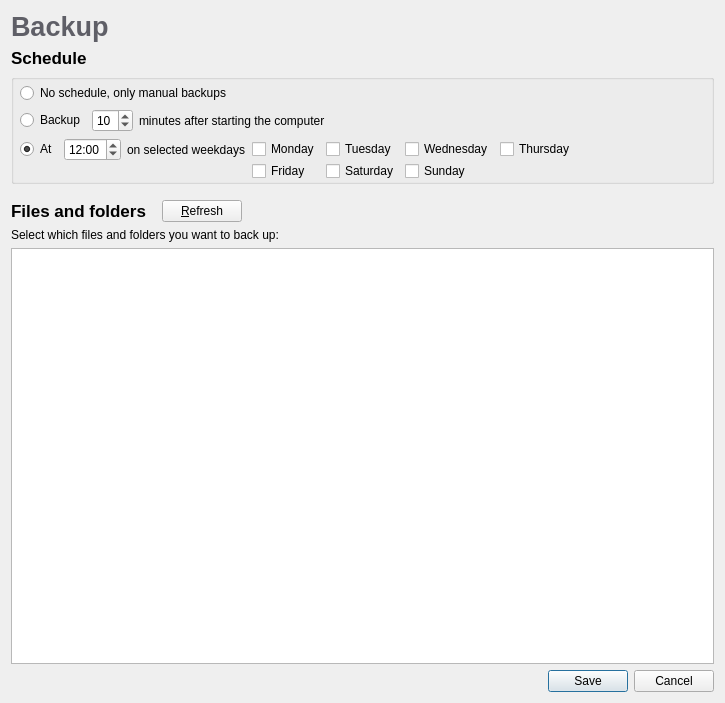
First picture: the form in src/gui/backup_form.ui, repository stepping-stone/sepiola, before the edit.
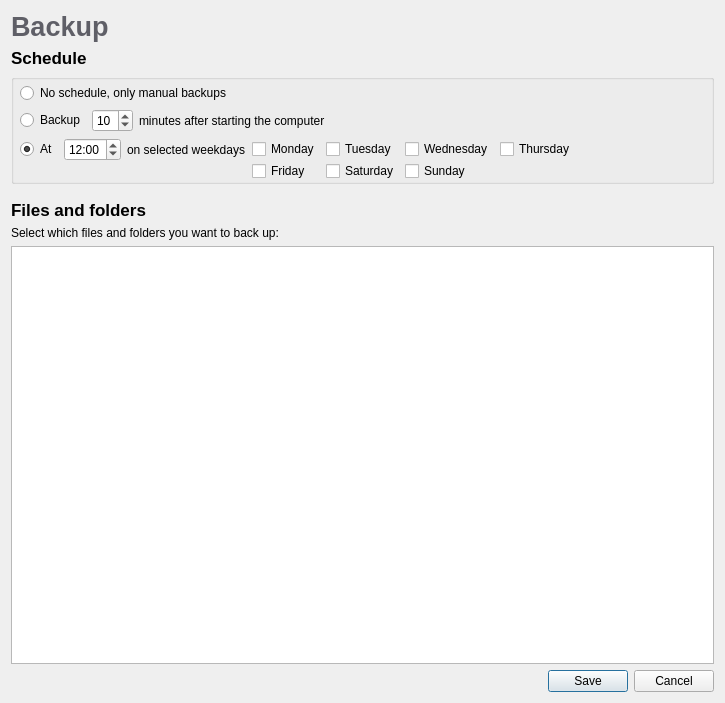
Second picture: the form after the edit.

What changed in the file:
```diff
--- a/src/gui/backup_form.ui
+++ b/src/gui/backup_form.ui
@@ -274,29 +274,6 @@
          </property>
         </widget>
        </item>
-       <item>
-        <spacer name="horizontalSpacer_3">
-         <property name="orientation">
-          <enum>Qt::Horizontal</enum>
-         </property>
-         <property name="sizeType">
-          <enum>QSizePolicy::Fixed</enum>
-         </property>
-         <property name="sizeHint" stdset="0">
-          <size>
-           <width>10</width>
-           <height>20</height>
-          </size>
-         </property>
-        </spacer>
-       </item>
-       <item>
-        <widget class="QPushButton" name="btnRefresh">
-         <property name="text">
-          <string>&amp;Refresh</string>
-         </property>
-        </widget>
-       </item>
        <item>
         <spacer>
          <property name="orientation">
```
Left out of the diff: 6 changed lines with no effect on the pictures.
